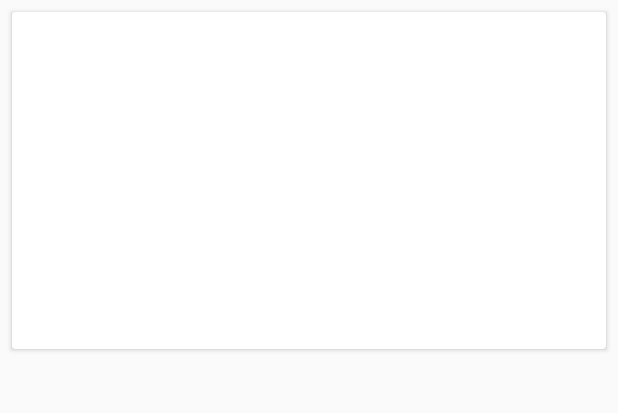
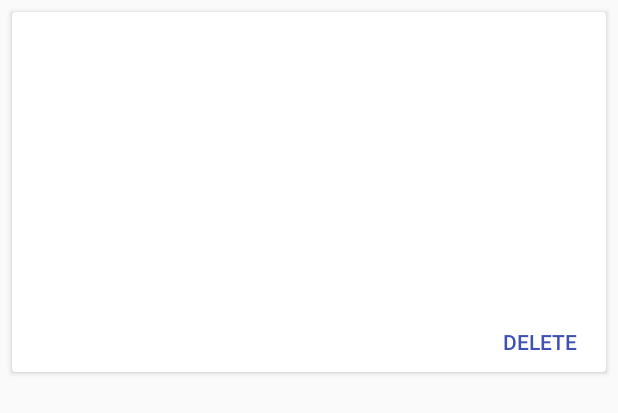
Before and after one commit to InfiniteXyy/simpleHomework-Android, an Android app: the layout subject_item.xml on its own in the app's theme, with its tools: preview values and no code run, on a phone screen of 412 x 824 dp. Shown: the top 413 px of the screen. Run offline under Robolectric (Android 15) with nearby library versions, the phone set to English and light mode, and no system bars.

Commit message:
1. change card style 2. import dialog library 3. some little debug

```diff
--- a/app/src/main/res/layout/subject_item.xml
+++ b/app/src/main/res/layout/subject_item.xml
@@ -3,27 +3,45 @@
     xmlns:android="http://schemas.android.com/apk/res/android"
     xmlns:app="http://schemas.android.com/apk/res-auto"
     android:layout_width="match_parent"
-    android:layout_height="wrap_content"
+    android:layout_height="240dp"
     android:layout_margin="8dp"
     app:cardElevation="2dp"
     app:cardCornerRadius="2dp">
-    <LinearLayout
+
+    <RelativeLayout
         android:layout_width="match_parent"
-        android:layout_height="wrap_content"
-        android:orientation="vertical">
+        android:layout_height="match_parent">
 
         <ImageView
             android:id="@+id/subject_image"
-            android:scaleType="centerCrop"
             android:layout_width="match_parent"
-            android:layout_height="180dp" />
+            android:layout_height="200dp"
+            android:scaleType="centerCrop" />
+
         <TextView
             android:id="@+id/subject_name"
             android:layout_width="wrap_content"
             android:layout_height="wrap_content"
-            android:layout_gravity="center"
-            android:layout_margin="10dp"
-            android:textSize="18sp"/>
+            android:layout_alignParentBottom="true"
+            android:layout_alignParentLeft="true"
+            android:layout_below="@+id/subject_image"
+            android:padding="8dp"
+            android:textColor="@color/cardview_dark_background"
+            android:textSize="20sp" />
 
-    </LinearLayout>
+        <Button
+            android:id="@+id/card_btn_delete"
+            android:layout_width="wrap_content"
+            android:layout_height="wrap_content"
+            android:layout_alignParentBottom="true"
+            android:layout_alignParentEnd="true"
+            android:layout_alignParentRight="true"
+            android:layout_below="@+id/subject_image"
+            android:background="#00000000"
+            android:padding="8dp"
+            android:text="Delete"
+            android:textColor="@color/colorPrimary" />
+
+
+    </RelativeLayout>
 </android.support.v7.widget.CardView>
```
Also changed, not shown: app/build.gradle (+5 -6 lines), app/src/main/java/com/xyy/simplehomework/MainActivity.java (+34 -25 lines), app/src/main/java/com/xyy/simplehomework/SubjectAdapter.java (+16 -4 lines).
